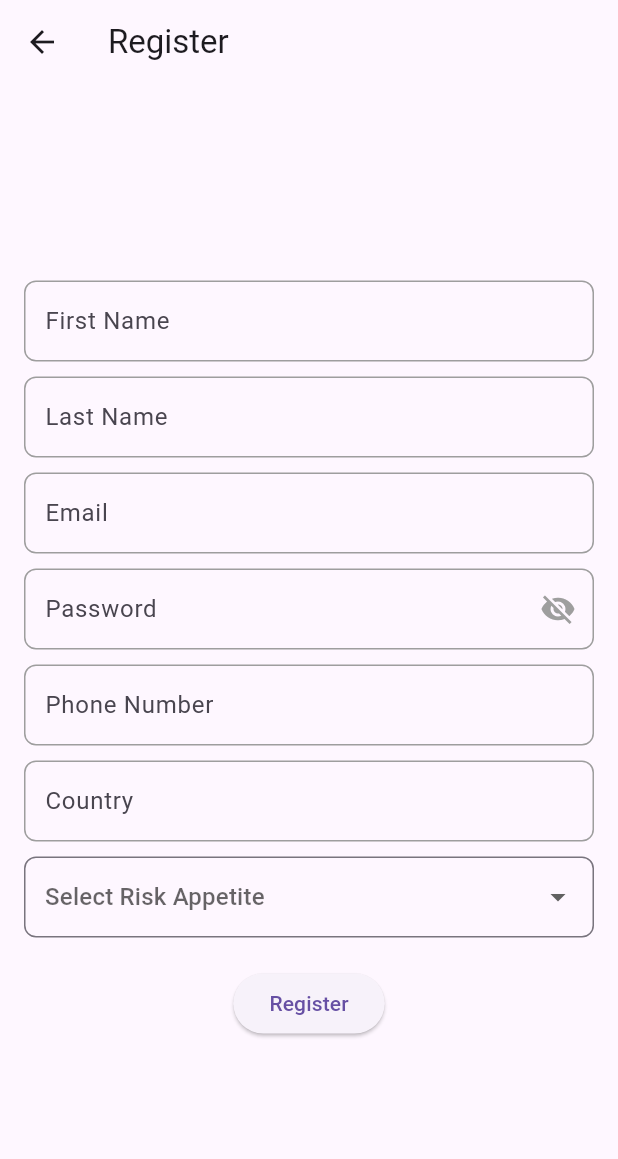
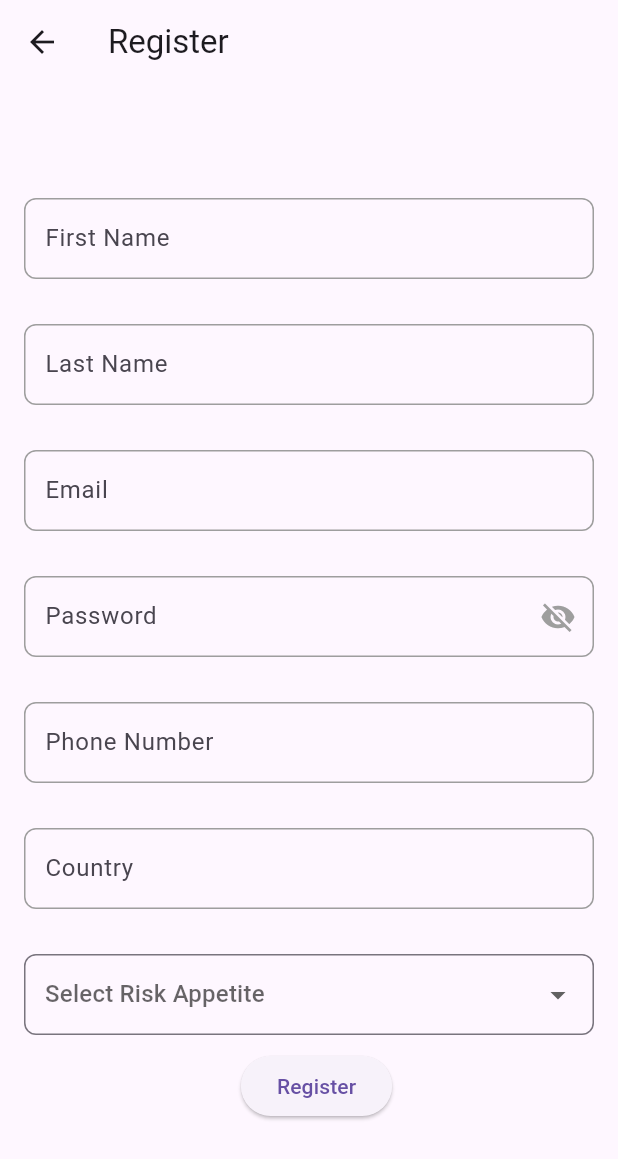
Before and after one commit to Yash-user/Finix.ai, a Flutter app: the RegistrationPage screen opened by its route, on a phone screen of 412 x 824 dp. Shown: the top 1159 px of the screen. Run offline on Flutter 3.47's test engine with Material 3 defaults, Android fonts, the phone set to English and light mode, and no system bars; our stand-ins replace cloud_firestore, firebase_auth, firebase_core, google_sign_in; accounts and stored records are empty.

Commit message:
Changed Column to Wrap to avoid pixel overflow

```diff
--- a/lib/chat_page.dart
+++ b/lib/chat_page.dart
@@ -22,7 +22,7 @@ class _ChatPageState extends State<ChatPage> {
   final List<ChatMessage> _messages = [];
   final ScrollController _scrollController = ScrollController();
   bool _showGreeting = true; // State variable to manage greeting visibility
-  var firstName = "Yash"; // Variable to hold the username
+  var firstName = "Arun"; // Variable to hold the username
 
   // @override
   // void initState() {
--- a/lib/login/registration_page.dart
+++ b/lib/login/registration_page.dart
@@ -28,8 +28,11 @@ class _RegistrationPageState extends State<RegistrationPage> {
       body: Center( // Center the content
         child: Padding(
           padding: const EdgeInsets.all(16.0),
-          child: Column(
-            mainAxisAlignment: MainAxisAlignment.center, // Center vertically
+          child: Wrap(
+            //mainAxisAlignment: MainAxisAlignment.center, // Center vertically
+            spacing: 10.0, // Horizontal space between items
+            runSpacing: 10.0, // Vertical space between lines
+            alignment: WrapAlignment.center, // Center items horizontally
             children: [
               _buildTextField(firstNameController, 'First Name'),
               SizedBox(height: 10),
```
